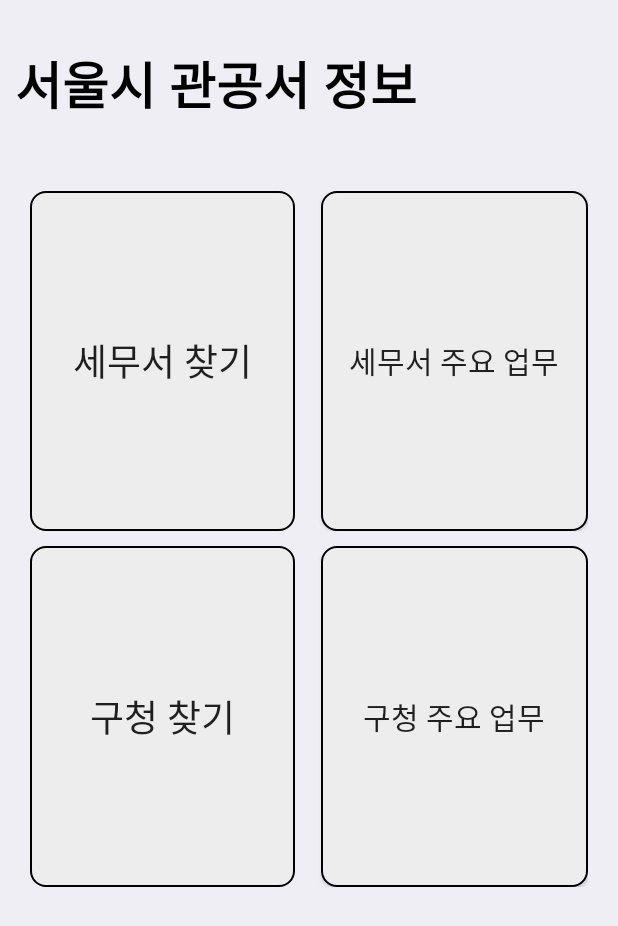
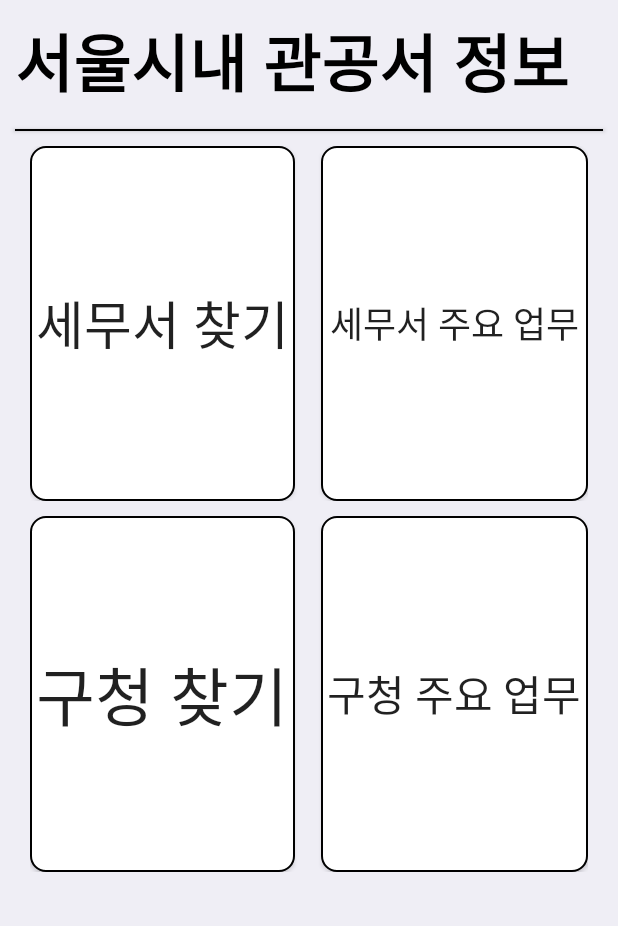
Before and after one commit to RobertHan96/SeoulGovOfficeInfo, an Android app: the screen it shows after launch (MainActivity), on a phone screen of 412 x 824 dp. Shown: the top 926 px of the screen. Run offline under Robolectric (Android 15) with nearby library versions, the phone set to English and light mode, and no system bars.

Commit message:
17th commit : 타이틀과 내용간 구분선 추가, TextSize 고정

```diff
--- a/app/src/main/java/com/studiohana/seoulgovofficeinfo/MainActivity.kt
+++ b/app/src/main/java/com/studiohana/seoulgovofficeinfo/MainActivity.kt
@@ -3,6 +3,8 @@
 import android.content.Intent
 import androidx.appcompat.app.AppCompatActivity
 import android.os.Bundle
+import android.widget.TextView
+import androidx.core.widget.TextViewCompat
 import com.google.firebase.analytics.FirebaseAnalytics
 import kotlinx.android.synthetic.main.activity_main.*
 
@@ -47,6 +49,11 @@
     }
 
     override fun setValues() {
+        TextViewCompat.setAutoSizeTextTypeWithDefaults(mainViewTitleText, TextViewCompat.AUTO_SIZE_TEXT_TYPE_UNIFORM )
+        TextViewCompat.setAutoSizeTextTypeWithDefaults(guOfficeIntroBtn, TextViewCompat.AUTO_SIZE_TEXT_TYPE_UNIFORM )
+        TextViewCompat.setAutoSizeTextTypeWithDefaults(findGuOfficeBtn, TextViewCompat.AUTO_SIZE_TEXT_TYPE_UNIFORM )
+        TextViewCompat.setAutoSizeTextTypeWithDefaults(taxOfficeIntroBtn, TextViewCompat.AUTO_SIZE_TEXT_TYPE_UNIFORM )
+        TextViewCompat.setAutoSizeTextTypeWithDefaults(findTaxOfficeBtn, TextViewCompat.AUTO_SIZE_TEXT_TYPE_UNIFORM )
 
     }
 
--- a/app/src/main/java/com/studiohana/seoulgovofficeinfo/OfficeIntroActivity.kt
+++ b/app/src/main/java/com/studiohana/seoulgovofficeinfo/OfficeIntroActivity.kt
@@ -2,11 +2,13 @@
 
 import android.os.Bundle
 import android.widget.Toast
+import androidx.core.widget.TextViewCompat
 import androidx.recyclerview.widget.GridLayoutManager
 import com.studiohana.seoulgovofficeinfo.adapters.OfficeAdapters
 import com.studiohana.seoulgovofficeinfo.adapters.TaskAdapters
 import com.studiohana.seoulgovofficeinfo.datas.Office
 import com.studiohana.seoulgovofficeinfo.datas.OfficeTask
+import kotlinx.android.synthetic.main.activity_main.*
 import kotlinx.android.synthetic.main.activity_office_intro.*
 import kotlinx.android.synthetic.main.activity_office_locations.*
 
@@ -26,6 +28,7 @@
     }
 
     override fun setValues() {
+        TextViewCompat.setAutoSizeTextTypeWithDefaults(introViewTitleText, TextViewCompat.AUTO_SIZE_TEXT_TYPE_UNIFORM )
         val previousViewId = intent.getIntExtra("id",1)
         if (previousViewId == 1) {
             mTaskAdapter = TaskAdapters(mContext, R.layout.task_list_item, OfficeTask.shared.guItems)
--- a/app/src/main/java/com/studiohana/seoulgovofficeinfo/OfficeLocationsActivity.kt
+++ b/app/src/main/java/com/studiohana/seoulgovofficeinfo/OfficeLocationsActivity.kt
@@ -5,6 +5,7 @@
 import android.util.Log
 import android.view.View
 import android.widget.Toast
+import androidx.core.widget.TextViewCompat
 import androidx.recyclerview.widget.GridLayoutManager
 import androidx.recyclerview.widget.LinearLayoutManager
 import androidx.recyclerview.widget.RecyclerView
@@ -29,6 +30,7 @@
     }
 
     override fun setValues() {
+        TextViewCompat.setAutoSizeTextTypeWithDefaults(locationsViewTitleText, TextViewCompat.AUTO_SIZE_TEXT_TYPE_UNIFORM )
         val officeDetailView = Intent(mContext, OfficeDetailActivity::class.java)
         val previousViewId = intent.getIntExtra("id",1)
         if (previousViewId == 1) {
--- a/app/src/main/res/drawable/btn_background.xml
+++ b/app/src/main/res/drawable/btn_background.xml
@@ -1,7 +1,7 @@
 <?xml version="1.0" encoding="utf-8"?>
 <shape xmlns:android="http://schemas.android.com/apk/res/android"
     android:shape="rectangle" >
-    <solid android:color="#EDEDED"/>
+    <solid android:color="#FFF"/>
     <corners android:bottomRightRadius="10dp"
         android:bottomLeftRadius="10dp"
         android:topLeftRadius="10dp"
--- a/app/src/main/res/layout-v26/activity_office_detail.xml
+++ b/app/src/main/res/layout-v26/activity_office_detail.xml
@@ -44,6 +44,7 @@
         android:layout_width="wrap_content"
         android:layout_height="wrap_content"
         android:textSize="24sp"
+        android:maxLines="1"
         android:text="@string/office_detail_tel"/>
 
     <TextView
--- a/app/src/main/res/layout/activity_main.xml
+++ b/app/src/main/res/layout/activity_main.xml
@@ -9,17 +9,27 @@
     tools:context=".MainActivity">
 
     <TextView
+        android:id="@+id/mainViewTitleText"
         android:layout_width="match_parent"
         android:layout_height="0dp"
         android:layout_weight="1"
+        android:gravity="center_vertical"
         android:layout_marginLeft="10dp"
-        android:layout_marginBottom="20dp"
-        android:layout_marginTop="30dp"
-        android:autoSizeMaxTextSize="34sp"
-        android:autoSizeTextType="uniform"
+        android:layout_marginRight="30dp"
+        android:textSize="24sp"
+        android:maxLines="1"
         android:text="@string/main_view_name"
         android:textColor="#000"
         android:textStyle="bold" />
+
+    <androidx.appcompat.widget.AppCompatButton
+        android:layout_width="match_parent"
+        android:layout_height="1dp"
+        android:layout_marginTop="5dp"
+        android:layout_marginLeft="10dp"
+        android:layout_marginRight="10dp"
+        android:layout_marginBottom="10dp"
+        android:background="#000"/>
 
         <LinearLayout
             android:orientation="vertical"
@@ -43,8 +53,8 @@
                     android:layout_weight="1"
                     android:layout_height="match_parent"
                     android:background="@drawable/btn_background"
-                    android:autoSizeTextType="uniform"
-                    android:autoSizeMaxTextSize="25sp"
+                    android:textSize="18sp"
+                    android:maxLines="1"
                     android:text="@string/find_tax_office"/>
 
                 <TextView
@@ -60,9 +70,8 @@
                     android:layout_weight="1"
                     android:layout_height="match_parent"
                     android:background="@drawable/btn_background"
-                    android:autoSizeTextType="uniform"
-                    android:autoSizeMaxTextSize="20sp"
-                    android:singleLine="true"
+                    android:textSize="18sp"
+                    android:maxLines="1"
                     android:text="@string/tax_office_task"/>
             </LinearLayout>
 
@@ -80,8 +89,8 @@
                     android:layout_weight="1"
                     android:layout_height="match_parent"
                     android:background="@drawable/btn_background"
-                    android:autoSizeTextType="uniform"
-                    android:autoSizeMaxTextSize="25sp"
+                    android:textSize="18sp"
+                    android:maxLines="1"
                     android:text="@string/find_gu_office"/>
 
                 <TextView
@@ -97,9 +106,8 @@
                     android:layout_weight="1"
                     android:layout_height="match_parent"
                     android:background="@drawable/btn_background"
-                    android:autoSizeTextType="uniform"
-                    android:autoSizeMaxTextSize="20sp"
-                    android:singleLine="true"
+                    android:textSize="18sp"
+                    android:maxLines="1"
                     android:text="@string/gu_office_task"/>
             </LinearLayout>
 
--- a/app/src/main/res/layout/activity_office_detail.xml
+++ b/app/src/main/res/layout/activity_office_detail.xml
@@ -44,6 +44,7 @@
         android:layout_width="wrap_content"
         android:layout_height="wrap_content"
         android:textSize="24sp"
+        android:maxLines="1"
         android:text="@string/office_detail_tel"/>
 
     <TextView
--- a/app/src/main/res/values/strings.xml
+++ b/app/src/main/res/values/strings.xml
@@ -1,8 +1,8 @@
 <resources>
     <string name="app_name">SeoulGovOfficeInfo</string>
-    <string name="main_view_name">서울시 관공서 정보</string>
-    <string name="locations_view_name">지역별 관공서 정보</string>
-    <string name="task_view_name">주요 담당 업무</string>
+    <string name="main_view_name">서울시내 관공서 정보</string>
+    <string name="locations_view_name">지역별</string>
+    <string name="task_view_name">담당 업무</string>
     <string name="find_tax_office">세무서 찾기</string>
     <string name="find_gu_office">구청 찾기</string>
     <string name="gu_office_task">구청 주요 업무</string>
```
Also changed, not shown: app/src/main/res/layout/activity_office_intro.xml (+15 -5 lines), app/src/main/res/layout/activity_office_locations.xml (+11 -3 lines).
